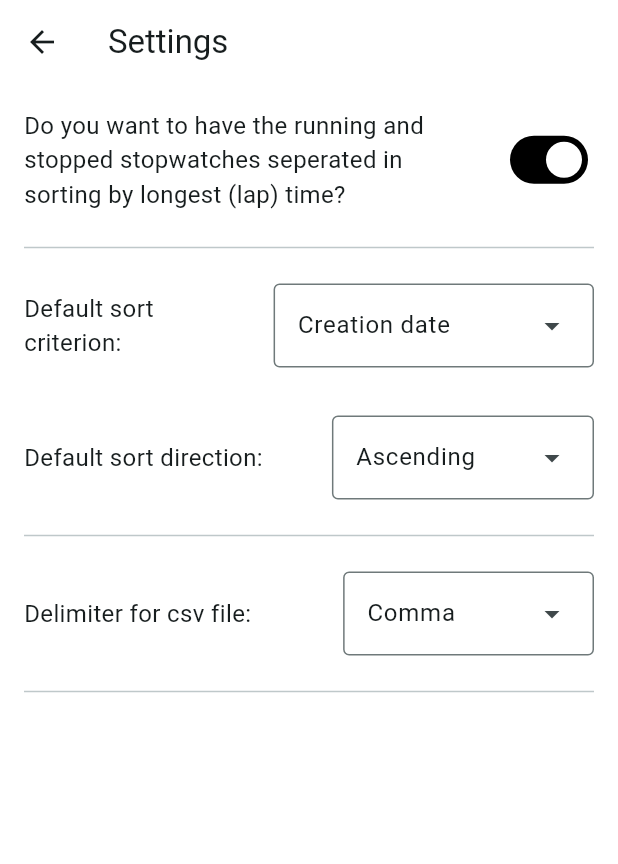
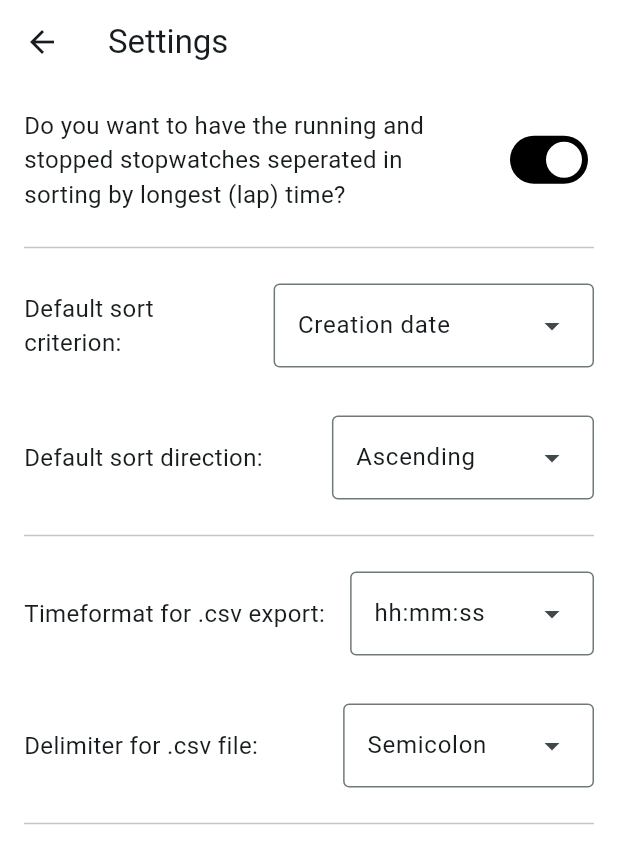
Before and after one commit to b-ausoj/flutter_stopwatch_app_v1, a Flutter app: the SettingsPage screen opened directly with empty values, on a phone screen of 412 x 824 dp. Shown: the top 864 px of the screen. Run offline on Flutter 3.47's test engine with Material 3 defaults, Android fonts, the light colour scheme and no system bars; our stand-ins replace csv, share_plus, shared_preferences; accounts and stored records are empty.

Commit message:
implemented export to csv file and share

```diff
--- a/lib/controllers/recordings_page_controller.dart
+++ b/lib/controllers/recordings_page_controller.dart
@@ -1,9 +1,11 @@
 import 'package:flutter/material.dart';
 import 'package:flutter_stopwatch_app_v1/controllers/badge_controller.dart';
 import 'package:flutter_stopwatch_app_v1/enums/recordings_set_menu_item.dart';
+import 'package:flutter_stopwatch_app_v1/models/settings_model.dart';
 import 'package:flutter_stopwatch_app_v1/models/setup_model.dart';
 import 'package:flutter_stopwatch_app_v1/services/shared_preferences_service.dart';
 import 'package:flutter_stopwatch_app_v1/utils/badge_checking.dart';
+import 'package:flutter_stopwatch_app_v1/utils/export_to_csv.dart';
 import 'package:flutter_stopwatch_app_v1/widgets/popup_menu_buttons/recordings_set_popup_menu_button.dart';
 import 'package:flutter_stopwatch_app_v1/widgets/cards/recording_card.dart';
 import 'package:flutter_stopwatch_app_v1/widgets/text_with_badge/recordings_set_text_with_badge.dart';
@@ -14,8 +16,9 @@ class RecordingsPageController extends BadgeController {
   final List<RecordingCard> recordingCards = [];
   final List<Widget> recordingsList = [];
   final List<SetupModel> allSetups;
+  final SettingsModel settings;
 
-  RecordingsPageController(this.context, this.refresh, this.allSetups);
+  RecordingsPageController(this.context, this.refresh, this.allSetups, this.settings);
 
   void createRecordingList() {
     recordingsList.clear();
@@ -46,6 +49,7 @@ class RecordingsPageController extends BadgeController {
                   deleteRecordingsSet(timeStamp);
                   break;
                 case RecordingsSetMenuItem.exportAll:
+                  exportRecordingsSetToCSV(recordingCards.where((element) => element.recordingModel.startingTime == timeStamp).toList(), settings);
                   break;
               }
               //selectedMenu = item;
--- /dev/null
+++ b/lib/enums/time_format.dart
@@ -0,0 +1,6 @@
+enum TimeFormat {
+  mmsshs("mm:ss.hs"),
+  hhmmss("hh:mm:ss");
+  const TimeFormat(this.value);
+  final String value;
+}
--- a/lib/models/settings_model.dart
+++ b/lib/models/settings_model.dart
@@ -1,21 +1,26 @@
 import 'package:flutter_stopwatch_app_v1/enums/csv_delimiter.dart';
 import 'package:flutter_stopwatch_app_v1/enums/sort_criterion.dart';
 import 'package:flutter_stopwatch_app_v1/enums/sort_direction.dart';
+import 'package:flutter_stopwatch_app_v1/enums/time_format.dart';
 
 class SettingsModel {
   SortCriterion defaultSortCriterion = SortCriterion.creationDate;
   SortDirection defaultSortDirection = SortDirection.ascending;
   bool seperateRunningStopped = true;
-  CSVDelimiter csvDelimiter = CSVDelimiter.comma;
+  CSVDelimiter csvDelimiter = CSVDelimiter.semicolon;
+  TimeFormat timeFormat = TimeFormat.hhmmss;
 
   SettingsModel();
 
   factory SettingsModel.fromJson(Map<String, dynamic> json) {
     SettingsModel settingsModel = SettingsModel();
-    settingsModel.defaultSortCriterion = SortCriterion.values[json["defaultSortCriterion"]];
-    settingsModel.defaultSortDirection = SortDirection.values[json["defaultSortDirection"]];
+    settingsModel.defaultSortCriterion =
+        SortCriterion.values[json["defaultSortCriterion"]];
+    settingsModel.defaultSortDirection =
+        SortDirection.values[json["defaultSortDirection"]];
     settingsModel.seperateRunningStopped = json["seperateRunningStopped"];
     settingsModel.csvDelimiter = CSVDelimiter.values[json["csvDelimiter"]];
+    settingsModel.timeFormat = TimeFormat.values[json["timeFormat"]];
     return settingsModel;
   }
 
@@ -23,7 +28,7 @@ class SettingsModel {
         "defaultSortCriterion": defaultSortCriterion.index,
         "defaultSortDirection": defaultSortDirection.index,
         "seperateRunningStopped": seperateRunningStopped,
-        "csvDelimiter": csvDelimiter.index
+        "csvDelimiter": csvDelimiter.index,
+        "timeFormat": timeFormat.index,
       };
-
 }
--- a/lib/pages/settings_page.dart
+++ b/lib/pages/settings_page.dart
@@ -2,6 +2,7 @@ import 'package:flutter/material.dart';
 import 'package:flutter_stopwatch_app_v1/enums/csv_delimiter.dart';
 import 'package:flutter_stopwatch_app_v1/enums/sort_criterion.dart';
 import 'package:flutter_stopwatch_app_v1/enums/sort_direction.dart';
+import 'package:flutter_stopwatch_app_v1/enums/time_format.dart';
 import 'package:flutter_stopwatch_app_v1/models/settings_model.dart';
 import 'package:flutter_stopwatch_app_v1/services/shared_preferences_service.dart';
 import 'package:flutter_stopwatch_app_v1/widgets/icons/back_icon.dart';
@@ -128,7 +129,39 @@ class _SettingsPageState extends State<SettingsPage> {
               child: Row(children: [
                 const Expanded(
                     child: Text(
-                  "Delimiter for csv file:",
+                  "Timeformat for .csv export:",
+                  style: TextStyle(fontSize: 16),
+                )),
+                const SizedBox(
+                  width: 16.0,
+                ),
+                DropdownMenu<TimeFormat>(
+                  initialSelection: widget.settings.timeFormat,
+                  onSelected: (TimeFormat? timeFormat) {
+                    if (timeFormat != null) {
+                      setState(() {
+                        widget.settings.timeFormat = timeFormat;
+                      });
+                      storeSettings(widget.settings);
+                    }
+                  },
+                  dropdownMenuEntries: TimeFormat.values
+                      .map<DropdownMenuEntry<TimeFormat>>(
+                          (TimeFormat timeFormat) {
+                    return DropdownMenuEntry<TimeFormat>(
+                      value: timeFormat,
+                      label: timeFormat.value,
+                    );
+                  }).toList(),
+                )
+              ]),
+            ),
+            Padding(
+              padding: const EdgeInsets.all(16.0),
+              child: Row(children: [
+                const Expanded(
+                    child: Text(
+                  "Delimiter for .csv file:",
                   style: TextStyle(fontSize: 16),
                 )),
                 const SizedBox(
--- a/lib/pages/stopwatches_page.dart
+++ b/lib/pages/stopwatches_page.dart
@@ -55,6 +55,7 @@ class _StopwatchesPageState extends State<StopwatchesPage>
                   _showDeleteSetupDialog();
                   break;
                 case StopwatchesPageMenuItem.saveAll:
+                // TODO: move to controller
                   for (StopwatchCard element
                       in _stopwatchesPageController.stopwatchCards) {
                     if (element.stopwatchModel.state ==
--- a/lib/utils/times_formatting_utils.dart
+++ b/lib/utils/times_formatting_utils.dart
@@ -1,3 +1,4 @@
+import 'package:flutter_stopwatch_app_v1/enums/time_format.dart';
 import 'package:flutter_stopwatch_app_v1/models/lap_model.dart';
 
 String dateTimeToString(DateTime dateTime) {
@@ -18,6 +19,14 @@ String durationToString(Duration duration) {
       100 %
       10; // ~/ 10 % 100 for hunderts of a second
   return "${minutes < 10 ? "0$minutes" : "$minutes"}:${seconds < 10 ? "0$seconds" : "$seconds"}.$hSeconds";
+}
+
+String durationToStringExport(Duration duration, TimeFormat timeFormat) {
+  if (timeFormat == TimeFormat.mmsshs) return durationToString(duration);
+  int hours = duration.inHours;
+  int minutes = duration.inMinutes % 60;
+  int seconds = duration.inSeconds % 60;
+  return "${hours < 10 ? "0$hours" : "$hours"}:${minutes < 10 ? "0$minutes" : "$minutes"}:${seconds < 10 ? "0$seconds" : "$seconds"}";
 }
 
 String formatLapCount(List<LapModel> lapTimes) {
--- a/pubspec.yaml
+++ b/pubspec.yaml
@@ -38,6 +38,9 @@ dependencies:
   google_fonts: ^6.1.0
   shared_preferences: ^2.2.2
   url_launcher: ^6.2.4
+  csv: ^6.0.0
+  share_plus: ^7.2.2
+  path_provider: ^2.1.2
 
 dev_dependencies:
   flutter_test:
@@ -48,7 +51,7 @@ dev_dependencies:
   # activated in the `analysis_options.yaml` file located at the root of your
   # package. See that file for information about deactivating specific lint
   # rules and activating additional ones.
-  flutter_lints: ^3.0.1
+  flutter_lints: '2.0.0'
 
 # For information on the generic Dart part of this file, see the
 # following page: https://dart.dev/tools/pub/pubspec
```
Also changed, not shown: lib/pages/recordings_page.dart (+7 -2 lines), lib/services/shared_preferences_service.dart (+7 -8 lines), lib/utils/export_to_csv.dart (added, +73 -0 lines), lib/widgets/cards/recording_card.dart (+10 -1 lines), lib/widgets/navigation_drawer.dart (+8 -7 lines), pubspec.lock.
